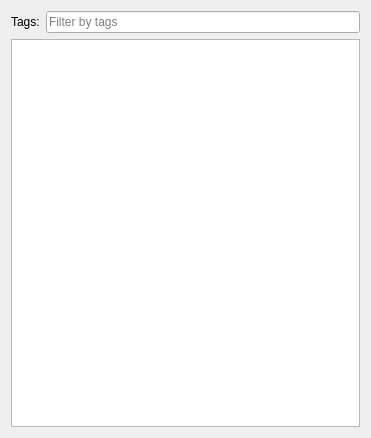
equinox-patterns/Ostara, file src/app/ostara/dialogs/vwidgetgroups.ui: the form before one commit.
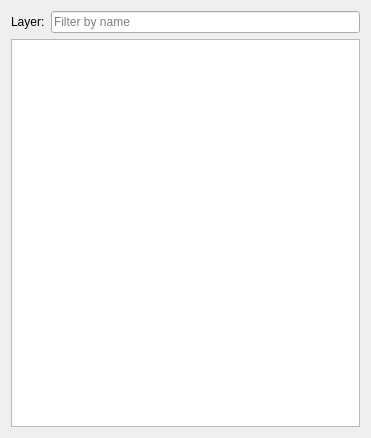
The form after the commit. Icons and pictures are not drawn. Custom widgets are drawn as their Qt base class.

```diff
--- a/src/app/ostara/dialogs/vwidgetgroups.ui
+++ b/src/app/ostara/dialogs/vwidgetgroups.ui
@@ -23,7 +23,7 @@
      <item>
       <widget class="QLabel" name="label">
        <property name="text">
-        <string>Tags:</string>
+        <string>Layer:</string>
        </property>
       </widget>
      </item>
@@ -33,7 +33,7 @@
         <string>Separate each tag with comma.</string>
        </property>
        <property name="placeholderText">
-        <string>Filter by tags</string>
+        <string>Filter by name</string>
        </property>
       </widget>
      </item>
```
Left out of the diff: 5 changed lines with no effect on the pictures.
